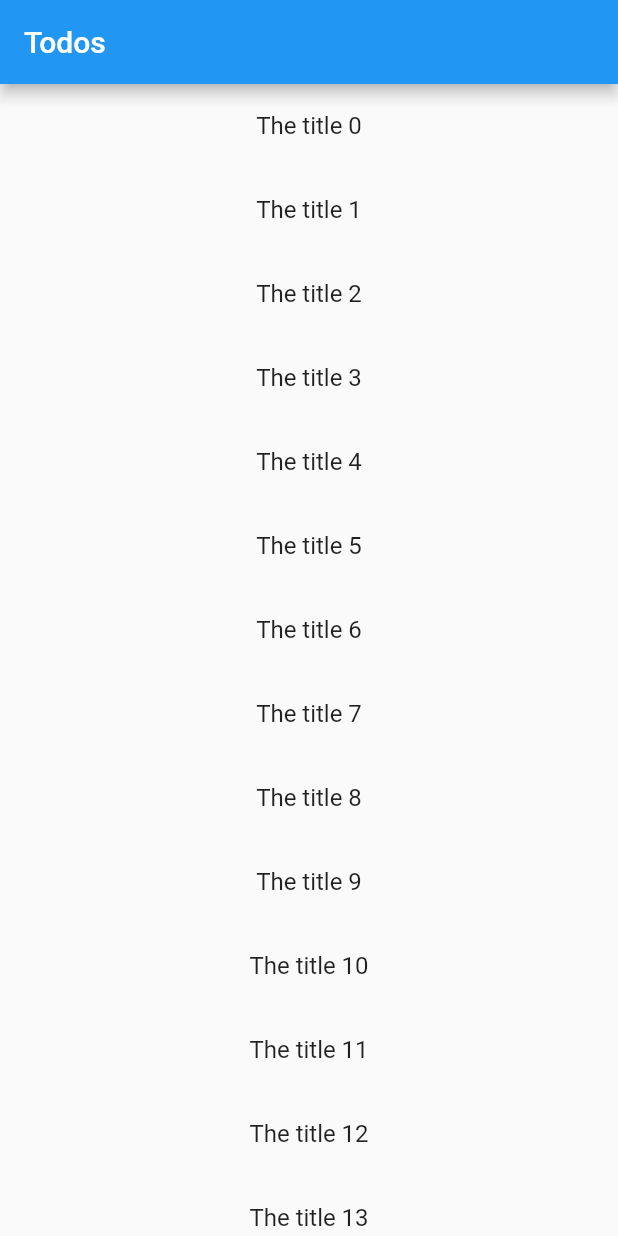
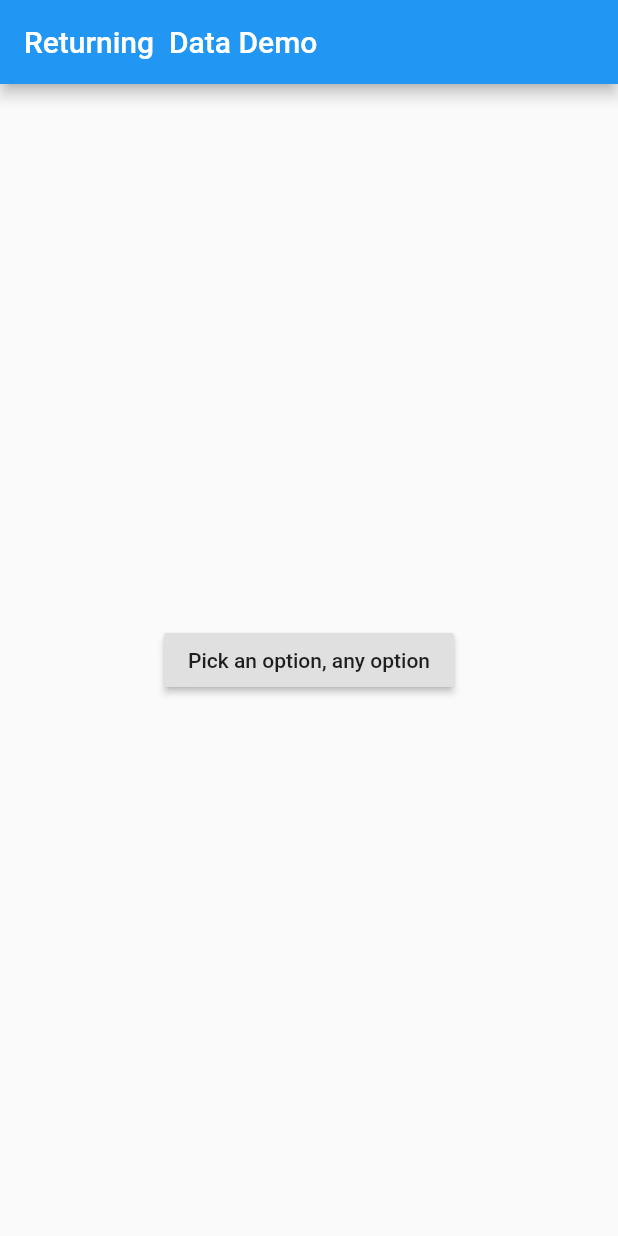
Before and after one commit to acantuta/flutter_examples, a Flutter app: the screen it shows after launch, on a phone screen of 412 x 824 dp. Run offline on Flutter 3.47's test engine with Material 2 defaults, Android fonts, the phone set to English and light mode, and no system bars.

Commit message:
Devolver datos desde una pantalla.

```diff
--- a/lib/main.dart
+++ b/lib/main.dart
@@ -12,58 +12,80 @@ class MyApp extends StatelessWidget {
   @override
   Widget build(BuildContext context) {
     return MaterialApp(
-      home: HomePage(),
+      home: HomeScreen(),
     );
   }
 }
 
-class Todo {
-  final String title;
-  final String body;
-
-  Todo(this.title, this.body);
-}
-
-class HomePage extends StatelessWidget {
-  const HomePage({Key key}) : super(key: key);
-
-  @override
-  Widget build(BuildContext context) {
-    List<Todo> list = List.generate(
-        20, (index) => Todo("The title $index", "The description $index"));
-    return Scaffold(
-      appBar: AppBar(
-        title: Text("Todos"),
-      ),
-      body: ListView.builder(
-          itemCount: list.length,
-          itemBuilder: (BuildContext context, int index) {
-            return ListTile(
-              onTap: () {
-                Navigator.push(
-                    context,
-                    MaterialPageRoute(
-                        builder: (context) => DetailScreen(todo: list[index])));
-              },
-              title: Center(child: Text(list[index].title)),
-            );
-          }),
-    );
-  }
-}
-
-class DetailScreen extends StatelessWidget {
-  final Todo todo;
-
-  const DetailScreen({Key key, @required this.todo}) : super(key: key);
+class HomeScreen extends StatelessWidget {
+  const HomeScreen({Key key}) : super(key: key);
 
   @override
   Widget build(BuildContext context) {
     return Scaffold(
       appBar: AppBar(
-        title: Text(this.todo.title),
+        title: Text("Returning  Data Demo"),
       ),
-      body: Center(child: Text(this.todo.body)),
+      body: Center(
+        child: Container(
+          child: MyButton(),
+        ),
+      ),
     );
   }
 }
+
+class MyButton extends StatelessWidget {
+  const MyButton({Key key}) : super(key: key);
+
+  @override
+  Widget build(BuildContext context) {
+    return RaisedButton(
+      onPressed: () {
+        _navigateAndDisplaySelection(context);
+      },
+      child: Text("Pick an option, any option"),
+    );
+  }
+
+  void _navigateAndDisplaySelection(BuildContext context) async {
+    var result = await Navigator.push(
+        context, MaterialPageRoute(builder: (context) => SelectionScreen()));
+
+    Scaffold.of(context)
+      ..removeCurrentSnackBar()
+      ..showSnackBar(SnackBar(content: Text("$result")));
+  }
+}
+
+class SelectionScreen extends StatelessWidget {
+  const SelectionScreen({Key key}) : super(key: key);
+
+  @override
+  Widget build(BuildContext context) {
+    return Center(
+      child: Scaffold(
+        body: Center(
+            child: Container(
+                width: 100,
+                height: 200,
+                child: ListView(
+                  children: [
+                    RaisedButton(
+                      onPressed: () {
+                        Navigator.pop(context, "Yep!");
+                      },
+                      child: Text("Yep!"),
+                    ),
+                    RaisedButton(
+                      onPressed: () {
+                        Navigator.pop(context, "Nope.");
+                      },
+                      child: Text("Nope"),
+                    ),
+                  ],
+                ))),
+      ),
+    );
+  }
+}
```
